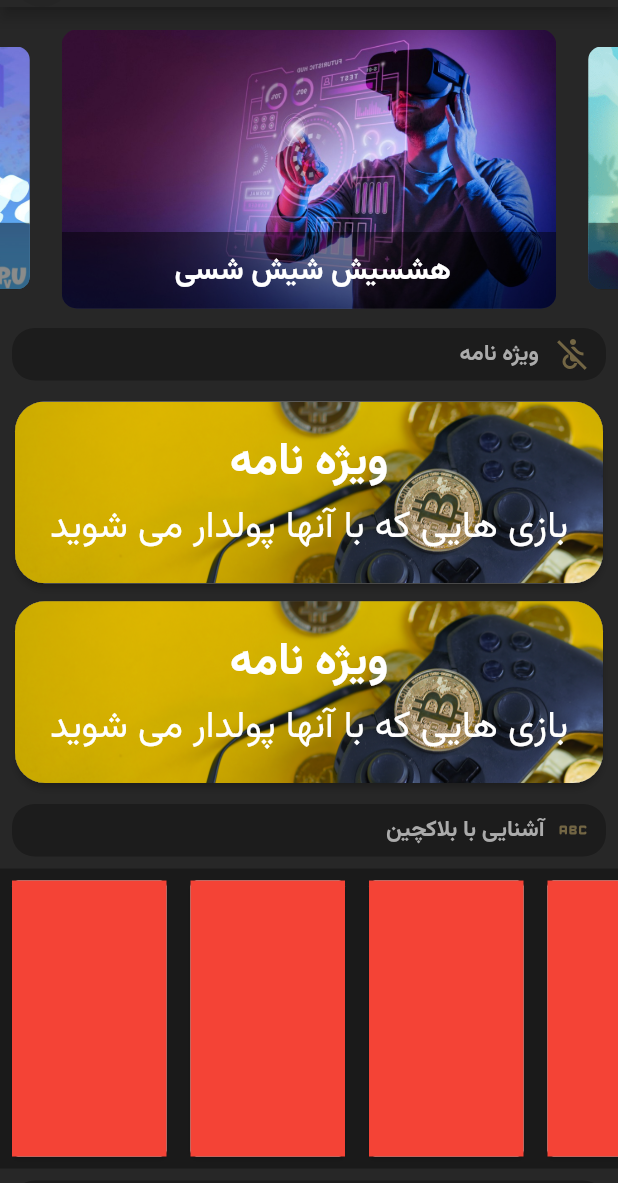
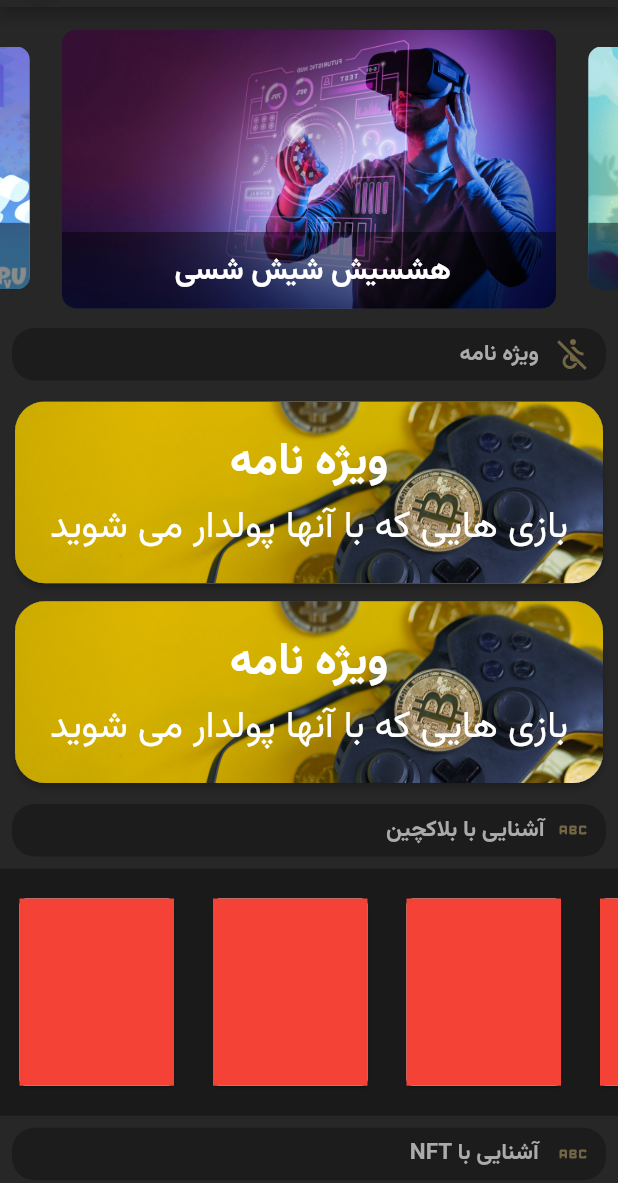
Before and after one commit to mahdiyarz/nft_guide, a Flutter app: the Home screen opened by its route, on a phone screen of 412 x 824 dp, the part 53-1236 px from its top. Run offline on Flutter 3.47's test engine with Material 2 defaults, Android fonts, the phone set to English and light mode, and no system bars; drawn by our look-alikes of carousel_slider; our stand-ins replace introduction_screen, shared_preferences; missing offline and left inert: shared_preferences_web, tapsell_plus; accounts and stored records are empty.

Commit message:
fix container Size

```diff
--- a/lib/screens/home.dart
+++ b/lib/screens/home.dart
@@ -246,8 +246,7 @@ class _HomeState extends State<Home> with TickerProviderStateMixin {
               GameCard(),
               DividerNew(context, 'آشنایی با بلاکچین', Icons.abc_rounded),
               Container(
-                width: MediaQuery.of(context).size.width,
-                height: 200,
+                height: MediaQuery.of(context).size.width / 2.5,
                 color: Color.fromARGB(104, 8, 8, 8),
                 child: Center(
                   child: ListView.builder(
--- a/lib/widgets/blockchainCard.dart
+++ b/lib/widgets/blockchainCard.dart
@@ -11,7 +11,7 @@ class BlockChainCard extends StatelessWidget {
   Widget build(BuildContext context) {
     var width = MediaQuery.of(contexts).size.width;
     return Card(
-      margin: EdgeInsets.all(8),
+      margin: EdgeInsets.symmetric(vertical: 20, horizontal: 13),
       child: Container(
         color: Colors.red,
         width: width / 4,
```
